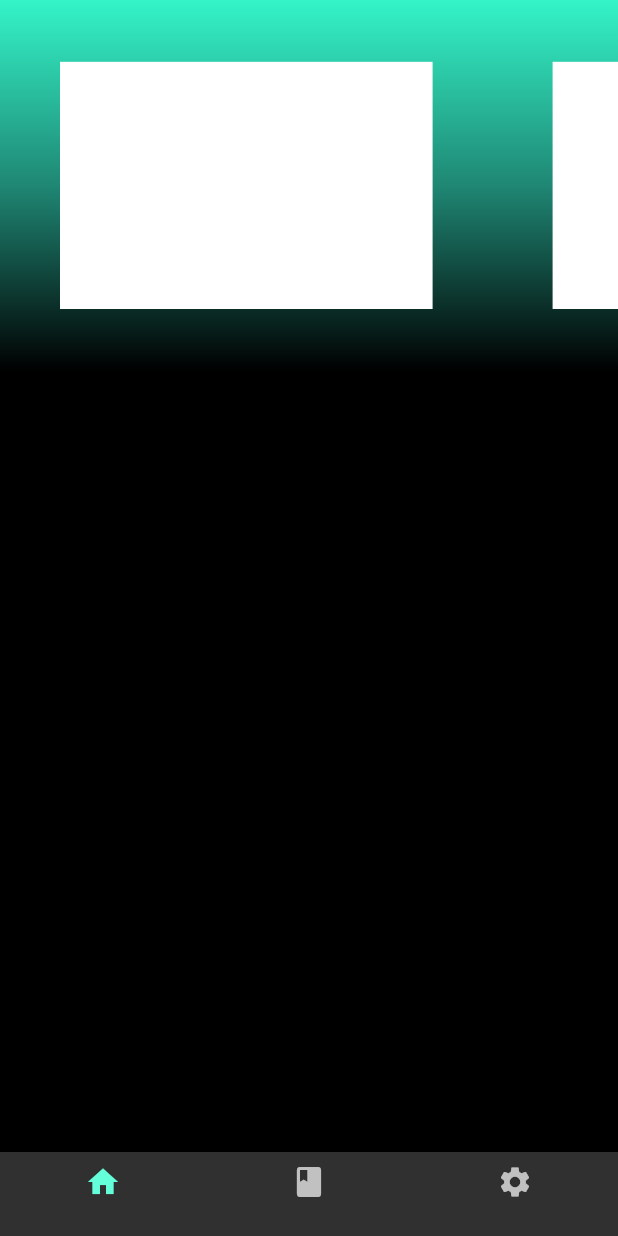
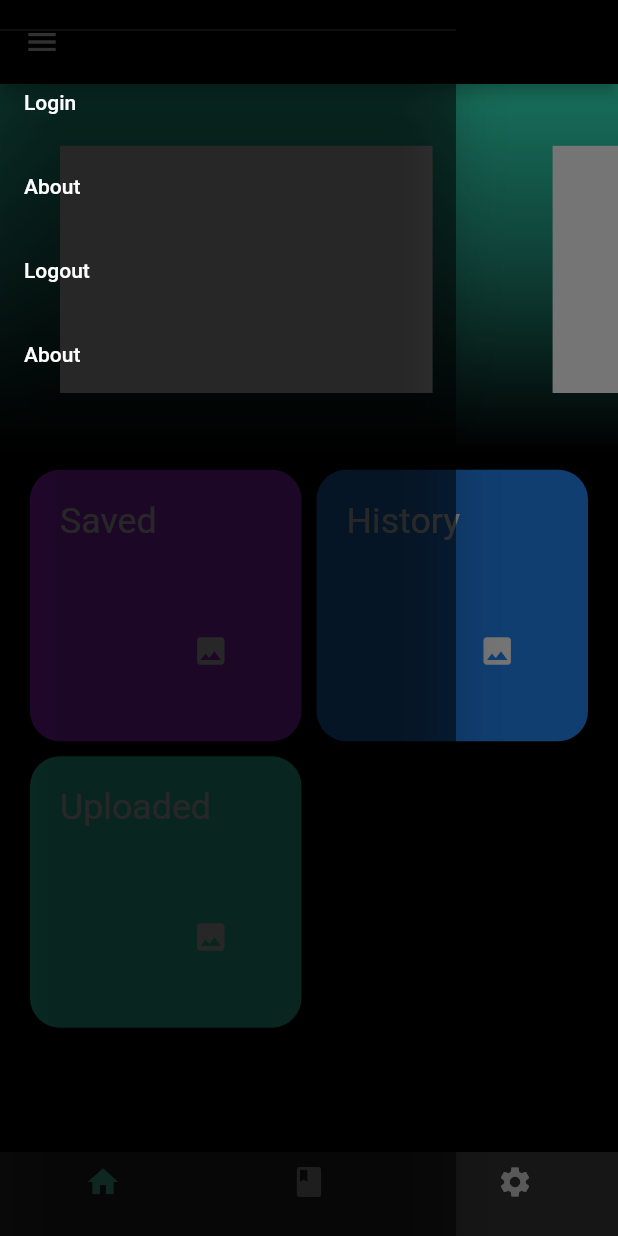
Before and after one commit to governedbyprudence/KnowShare, a Flutter app: the homeScreenRoute screen opened by its route, with the side drawer open (before the commit the screen has no drawer), on a phone screen of 412 x 824 dp. Run offline on Flutter 3.47's test engine with Material 2 defaults, Android fonts, the phone set to English and light mode, and no system bars; our stand-ins replace cloud_firestore, device_preview, firebase_core, responsive_sizer, theme_provider; missing offline and left inert: splash_view; accounts and stored records are empty.

```diff
--- /dev/null
+++ b/lib/knowshare/components/cards.dart
@@ -0,0 +1,39 @@
+import 'package:flutter/cupertino.dart';
+import 'package:flutter/material.dart';
+import 'package:responsive_sizer/responsive_sizer.dart';
+
+typedef onTap = Function();
+
+class AppCard extends StatelessWidget {
+  String title;
+  Color backgroundColor;
+  onTap? ontap;
+  AppCard({Key? key,required this.backgroundColor,required this.title,this.ontap}):super(key: key);
+
+  @override
+  Widget build(BuildContext context) {
+    return GestureDetector(
+      onTap: (){
+        if(ontap!=null){
+          ontap!();
+        }
+      },
+      child: Container(
+        height: 40.h,
+        width: 40.h,
+        decoration: BoxDecoration(
+          color: backgroundColor,
+          borderRadius: BorderRadius.all(Radius.circular(20)),
+        ),
+        child: Stack(
+          children: [
+            Positioned.fill(top: 20,left: 20,child: Container(child: Text(title,style: TextStyle(fontSize: 20.sp),),)),
+            Positioned.fill(top: 60,left: 60,child: Icon(Icons.photo))
+          ],
+        ),
+      ),
+    );
+  }
+
+
+}
--- a/lib/knowshare/components/drawer.dart
+++ b/lib/knowshare/components/drawer.dart
@@ -1,28 +1,23 @@
+
 import 'package:flutter/material.dart';
-import 'package:knowshare_app/knowshare/provider/component/bottomnavbar.dart';
-import 'package:provider/provider.dart';
-class CustomBottomNavigator extends StatefulWidget {
-  const CustomBottomNavigator({Key? key}) : super(key: key);
-
-  @override
-  State<CustomBottomNavigator> createState() => _CustomBottomNavigatorState();
-}
-
-class _CustomBottomNavigatorState extends State<CustomBottomNavigator> {
-  int _selectedIndex = 0;
+class CustomDrawer extends StatelessWidget {
+  const CustomDrawer({Key? key}) : super(key: key);
 
   @override
   Widget build(BuildContext context) {
-    final bottomNavState = context.read<bottomNavProvider>();
-    return BottomNavigationBar(
-        onTap: (index){
-          bottomNavState.changeIndex(index);
-        },
-        currentIndex:context.watch<bottomNavProvider>().selectedIndex,
-        items:const [
-          BottomNavigationBarItem(icon: Icon(Icons.home),label: ""),
-          BottomNavigationBarItem(icon: Icon(Icons.book),label: ""),
-          BottomNavigationBarItem(icon: Icon(Icons.settings),label: ""),
-        ]);
+    return Drawer(
+      backgroundColor: Colors.black54,
+      child: SingleChildScrollView(
+        child: Column(
+          children: [
+            Divider(height: 40,),
+            ListTile(title: Text("Login"),),
+            ListTile(title: Text("About"),),
+            ListTile(title: Text("Logout"),),
+            ListTile(title: Text("About"),),
+          ],
+        ),
+      ),
+    );
   }
 }
--- a/lib/knowshare/components/nav.dart
+++ b/lib/knowshare/components/nav.dart
@@ -0,0 +1,37 @@
+import 'package:flutter/material.dart';
+import 'package:knowshare_app/knowshare/provider/component/bottomnavbar.dart';
+import 'package:provider/provider.dart';
+class CustomBottomNavigator extends StatefulWidget {
+  const CustomBottomNavigator({Key? key}) : super(key: key);
+
+  @override
+  State<CustomBottomNavigator> createState() => _CustomBottomNavigatorState();
+}
+
+class _CustomBottomNavigatorState extends State<CustomBottomNavigator> {
+  int _selectedIndex = 0;
+
+  @override
+  Widget build(BuildContext context) {
+    final bottomNavState = context.read<bottomNavProvider>();
+    return BottomNavigationBar(
+        onTap: (index){
+          bottomNavState.changeIndex(index);
+        },
+        currentIndex:context.watch<bottomNavProvider>().selectedIndex,
+        items:const [
+          BottomNavigationBarItem(icon: Icon(Icons.home),label: ""),
+          BottomNavigationBarItem(icon: Icon(Icons.book),label: ""),
+          BottomNavigationBarItem(icon: Icon(Icons.settings),label: ""),
+        ]);
+  }
+}
+
+
+class appBarComponents{
+  static AppBar appBar1(BuildContext context){
+    return AppBar(
+      backgroundColor: Colors.transparent,
+    );
+  }
+}
--- /dev/null
+++ b/lib/knowshare/core/models/category.dart
@@ -0,0 +1,4 @@
+class Category{
+  String title;
+  Category({required this.title});
+}
--- a/lib/knowshare/routes/homescreen.dart
+++ b/lib/knowshare/routes/homescreen.dart
@@ -7,8 +7,13 @@ import 'package:knowshare_app/knowshare/components/drawer.dart';
 import 'package:knowshare_app/knowshare/core/theme.dart';
 import 'package:knowshare_app/knowshare/provider/component/bottomnavbar.dart';
 import 'package:knowshare_app/knowshare/provider/syscheck.dart';
+import 'package:knowshare_app/knowshare/routes/explore.dart';
 import 'package:provider/provider.dart';
 import 'package:responsive_sizer/responsive_sizer.dart';
+
+import '../components/cards.dart';
+import '../components/nav.dart';
+import 'home.dart';
 
 class homeScreenRoute extends StatefulWidget {
   const homeScreenRoute({Key? key}) : super(key: key);
@@ -18,85 +23,25 @@ class homeScreenRoute extends StatefulWidget {
 }
 
 class _homeScreenRouteState extends State<homeScreenRoute> {
-
   @override
   Widget build(BuildContext context) {
     return SafeArea(
-      child: Consumer<bottomNavProvider>(
-        builder:(context,state,child)=>Scaffold(
-          bottomNavigationBar: CustomBottomNavigator(),
-          body: SingleChildScrollView(
-            physics:const BouncingScrollPhysics(),
-            child: Column(
-              mainAxisAlignment: MainAxisAlignment.center,
-              crossAxisAlignment: CrossAxisAlignment.center,
-              children: [
-                Container(
-                  width: 100.w,
-                  height: 100.h,
-                  child: Column(
-                    children: [
-                      Container(
-                        height: 30.h,
-                        child: Stack(
-                          children: [
-                            Positioned.fill(
-                              child: Container(
-                                alignment: Alignment.center,
-                                decoration: BoxDecoration(
-                                    gradient: LinearGradient(
-                                      begin: Alignment.topLeft,
-                                        end: Alignment.bottomLeft,
-                                        colors: [
-                                          AppColors.lightGreen,
-                                          AppColors.deepGreen,
-                                          Colors.black
-                                        ]
-                                    )
-                                ),
-                              ),
-                            ),
-                            Positioned(
-                              child: ListView(
-                              shrinkWrap: true,
-                              scrollDirection: Axis.horizontal,
-                              children: [
-                                CarouselItem(context),
-                                CarouselItem(context),
-                                CarouselItem(context),
-                                CarouselItem(context),
-                              ],
-                                )
-                            )
-                          ],
-                        ),
-                      ),
-                    ],
-                  ),
-                )
-              ],
-            ),
-          ),
-        ),
-      ),
-    );
-  }
-  Widget CarouselItem(BuildContext context){
-    return GestureDetector(
-      onTap: (){
-        if (kDebugMode) {
-          print(context.watch<bottomNavProvider>().selectedIndex);
-        }
-      },
-      child: Container(
-        alignment: Alignment.center,
-        width: 70.w,
-        margin: EdgeInsets.symmetric(vertical: 10,horizontal: 20),
-        padding: EdgeInsets.symmetric(vertical: 10,horizontal: 20),
-        child: Container(
-          height: 20.h,
-          width: 70.w,
-          color: Colors.white,
+      child: Scaffold(
+        drawer: const CustomDrawer(),
+        appBar: appBarComponents.appBar1(context),
+        bottomNavigationBar: CustomBottomNavigator(),
+        body: Consumer<bottomNavProvider>(
+          builder:(context,state,child){
+            if(state.selectedIndex==0){
+              return const Home();
+            }
+            else if(state.selectedIndex==1){
+              return const Categories();
+            }
+            else{
+              return Container();
+            }
+          }
         ),
       ),
     );
```
Also changed, not shown: lib/knowshare/components/error.dart (added, +12 -0 lines), lib/knowshare/core/fetch/firestore.dart (added, +15 -0 lines), lib/knowshare/routes/explore.dart (added, +53 -0 lines), lib/knowshare/routes/home.dart (added, +109 -0 lines).
